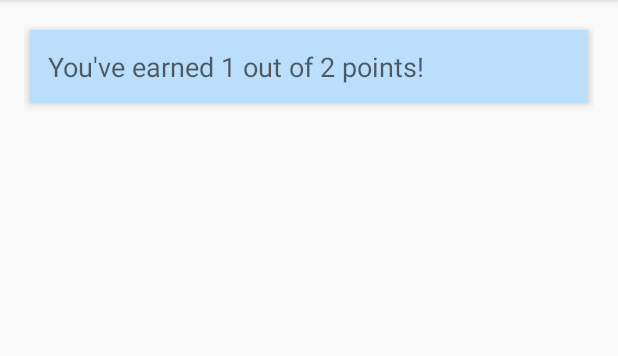
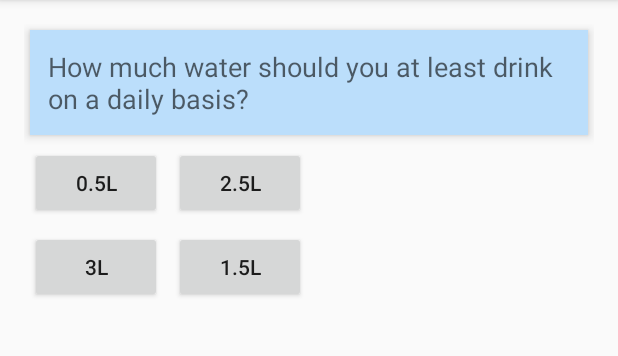
Before and after one commit to bastianek321/pamo, an Android app: the QuizActivity screen opened directly, with no data from a screen before it, after a tap on "20-25", on a phone screen of 412 x 824 dp, the part 84-440 px from its top. Run offline under Robolectric (Android 15) with nearby library versions, the phone set to English and light mode, and no system bars; 1 other tap on this screen came first.

Commit message:
Add more questions to quiz

```diff
--- a/Tipper/app/src/main/java/com/example/tipper/QuizActivity.java
+++ b/Tipper/app/src/main/java/com/example/tipper/QuizActivity.java
@@ -113,8 +113,36 @@ public class QuizActivity extends AppCompatActivity {
         secondQuestion.addAnswer("15-19");
         secondQuestion.addAnswer("25-30");
         secondQuestion.addAnswer("30-35");
+        Question thirdQuestion = new Question("2.5l",
+                "How much water should you at least drink on a daily basis?");
+        thirdQuestion.addAnswer("0.5l");
+        thirdQuestion.addAnswer("2.5l");
+        thirdQuestion.addAnswer("3l");
+        thirdQuestion.addAnswer("1.5l");
+        Question fourthQuestion = new Question("Cereal",
+                "Which one of these breakfast will set you up for the day?");
+        fourthQuestion.addAnswer("Ham sandwich");
+        fourthQuestion.addAnswer("Protein bar");
+        fourthQuestion.addAnswer("Cereal");
+        fourthQuestion.addAnswer("Crisps");
+        Question fifthQuestion = new Question("7-8",
+                "What is the optimal amount of hours that you should sleep?");
+        fifthQuestion.addAnswer("5-6");
+        fifthQuestion.addAnswer("7-8");
+        fifthQuestion.addAnswer("9-10");
+        fifthQuestion.addAnswer("More than 10");
+        Question sixthQuestion = new Question("Motivation",
+                "What is the key to weight loss??");
+        sixthQuestion.addAnswer("Exercising");
+        sixthQuestion.addAnswer("Frequent meals");
+        sixthQuestion.addAnswer("Motivation");
+        sixthQuestion.addAnswer("Drinking water");
         questionList.add(firstQuestion);
         questionList.add(secondQuestion);
+        questionList.add(thirdQuestion);
+        questionList.add(fourthQuestion);
+        questionList.add(fifthQuestion);
+        questionList.add(sixthQuestion);
     }
 
 
```
